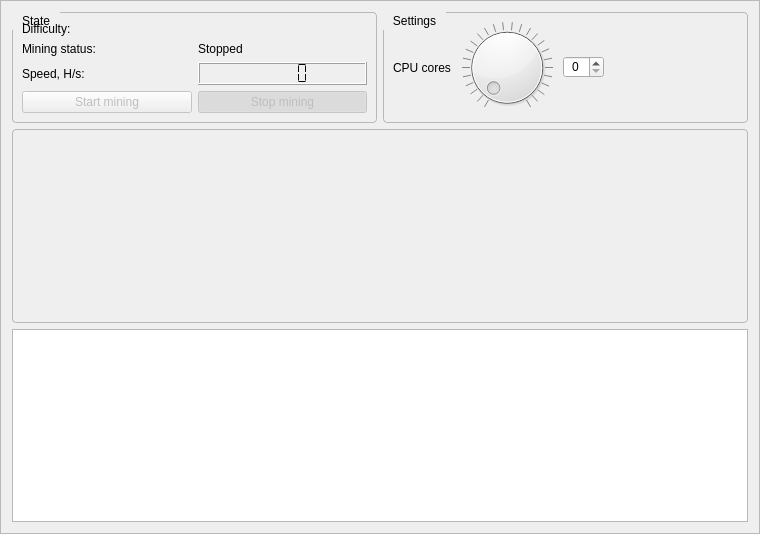
Karbovanets/karbowanecwallet, file src/gui/ui/miningframe.ui: the form before one commit.
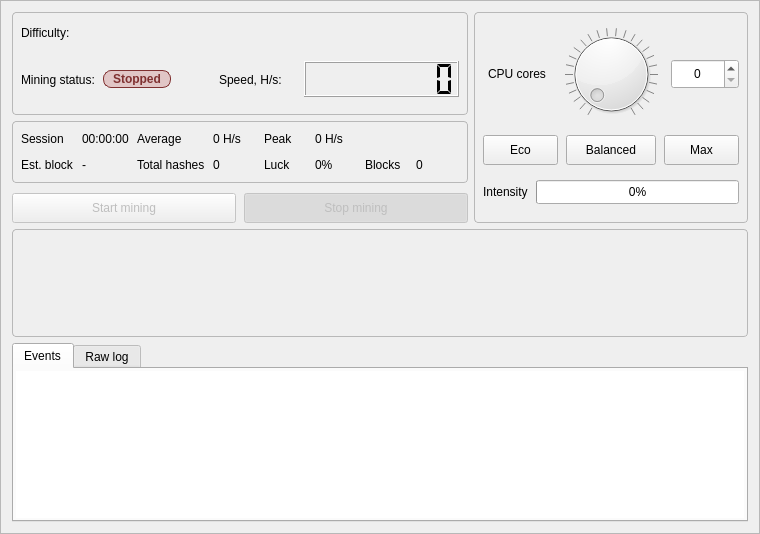
The form after the commit. Custom widgets are drawn as their Qt base class.

Commit message:
Make Mining Great Again (#79)
* Make the miner great again

* Implemented live CPU thread changes while mining

* Some spacing

* Update layout

* Fix layout

* Label styling

* Fix miner crash, closing and reverted hashrate line

* Restore old hashrate chart look

* Mining translations, align badges, adjust window and remove found block banner

* Fix closing, update translations, better shuffle stats

* Reset luck, change found block styling, more logging - Luck now tracks the current mining round and resets when a block is found.

* Get Core with guarded blobs

What changed in the file:
```diff
--- a/src/gui/ui/miningframe.ui
+++ b/src/gui/ui/miningframe.ui
@@ -10,6 +10,12 @@
     <height>534</height>
    </rect>
   </property>
+  <property name="minimumSize">
+   <size>
+    <width>0</width>
+    <height>520</height>
+   </size>
+  </property>
   <property name="windowTitle">
    <string>Frame</string>
   </property>
@@ -26,111 +32,447 @@
       <number>6</number>
      </property>
      <item>
-      <widget class="QGroupBox" name="groupBox">
+      <widget class="QFrame" name="m_stateStatsColumn">
        <property name="sizePolicy">
         <sizepolicy hsizetype="Preferred" vsizetype="Preferred">
-         <horstretch>1</horstretch>
+         <horstretch>5</horstretch>
          <verstretch>0</verstretch>
         </sizepolicy>
        </property>
-       <property name="styleSheet">
-        <string notr="true">QGroupBox {
+       <property name="frameShape">
+        <enum>QFrame::Shape::NoFrame</enum>
+       </property>
+       <layout class="QVBoxLayout" name="m_stateStatsLayout">
+        <property name="spacing">
+         <number>6</number>
+        </property>
+        <property name="leftMargin">
+         <number>0</number>
+        </property>
+        <property name="topMargin">
+         <number>0</number>
+        </property>
+        <property name="rightMargin">
+         <number>0</number>
+        </property>
+        <property name="bottomMargin">
+         <number>0</number>
+        </property>
+        <item>
+         <widget class="QGroupBox" name="m_stateGroup">
+          <property name="sizePolicy">
+           <sizepolicy hsizetype="Preferred" vsizetype="Preferred">
+            <horstretch>4</horstretch>
+            <verstretch>0</verstretch>
+           </sizepolicy>
+          </property>
+          <property name="minimumSize">
+           <size>
+            <width>0</width>
+            <height>92</height>
+           </size>
+          </property>
+          <property name="styleSheet">
+           <string notr="true">QGroupBox {
   border: 1px solid palette(mid);
   border-radius: 4px;
-  margin-top: 1.2em;
-  padding-top: 0.5em;
-}
-QGroupBox::title {
-  subcontrol-origin: margin;
-  subcontrol-position: top left;
-  padding: 2px 8px;
-  font-weight: bold;
+  margin-top: 0px;
 }</string>
-       </property>
-       <property name="title">
-        <string>State</string>
-       </property>
-       <layout class="QGridLayout" name="gridLayout">
-        <item row="3" column="2">
-         <widget class="QPushButton" name="m_stopSolo">
-          <property name="enabled">
-           <bool>false</bool>
           </property>
-          <property name="text">
-           <string>Stop mining</string>
-          </property>
-          <property name="checkable">
-           <bool>true</bool>
-          </property>
-          <property name="checked">
-           <bool>true</bool>
-          </property>
-          <attribute name="buttonGroup">
-           <string notr="true">m_soloButtonGroup</string>
-          </attribute>
-         </widget>
-        </item>
-        <item row="1" column="0">
-         <widget class="QLabel" name="label_4">
-          <property name="text">
-           <string>Mining status:</string>
-          </property>
-         </widget>
-        </item>
-        <item row="3" column="0">
-         <widget class="QPushButton" name="m_startSolo">
-          <property name="enabled">
-           <bool>false</bool>
-          </property>
-          <property name="text">
-           <string>Start mining</string>
-          </property>
-          <property name="checkable">
-           <bool>true</bool>
-          </property>
-          <property name="default">
-           <bool>true</bool>
-          </property>
-          <attribute name="buttonGroup">
-           <string notr="true">m_soloButtonGroup</string>
-          </attribute>
-         </widget>
-        </item>
-        <item row="2" column="0">
-         <widget class="QLabel" name="label_6">
-          <property name="text">
-           <string>Speed, H/s:</string>
-          </property>
-         </widget>
-        </item>
-        <item row="1" column="2">
-         <widget class="QLabel" name="m_soloLabel">
-          <property name="text">
-           <string>Stopped</string>
-          </property>
-         </widget>
-        </item>
-        <item row="0" column="0">
-         <widget class="QLabel" name="label_10">
-          <property name="text">
-           <string>Difficulty:</string>
-          </property>
-         </widget>
-        </item>
-        <item row="2" column="2">
-         <widget class="QLCDNumber" name="m_hashratelcdNumber">
-          <property name="segmentStyle">
-           <enum>QLCDNumber::SegmentStyle::Flat</enum>
-          </property>
-         </widget>
-        </item>
-        <item row="0" column="2">
-         <widget class="QLabel" name="m_difficulty">
-          <property name="text">
+          <property name="title">
            <string/>
           </property>
+          <layout class="QGridLayout" name="m_stateLayout">
+           <property name="leftMargin">
+            <number>8</number>
+           </property>
+           <property name="topMargin">
+            <number>6</number>
+           </property>
+           <property name="rightMargin">
+            <number>8</number>
+           </property>
+           <property name="bottomMargin">
+            <number>6</number>
+           </property>
+           <property name="horizontalSpacing">
+            <number>8</number>
+           </property>
+           <property name="verticalSpacing">
+            <number>4</number>
+           </property>
+           <item row="1" column="0">
+            <widget class="QLabel" name="label_4">
+             <property name="text">
+              <string>Mining status:</string>
+             </property>
+            </widget>
+           </item>
+           <item row="1" column="6">
+            <widget class="QLabel" name="label_6">
+             <property name="text">
+              <string>Speed, H/s:</string>
+             </property>
+            </widget>
+           </item>
+           <item row="1" column="7" colspan="2">
+            <widget class="QLCDNumber" name="m_hashratelcdNumber">
+             <property name="sizePolicy">
+              <sizepolicy hsizetype="Expanding" vsizetype="Fixed">
+               <horstretch>0</horstretch>
+               <verstretch>0</verstretch>
+              </sizepolicy>
+             </property>
+             <property name="minimumSize">
+              <size>
+               <width>0</width>
+               <height>36</height>
+              </size>
+             </property>
+             <property name="digitCount">
+              <number>8</number>
+             </property>
+             <property name="segmentStyle">
+              <enum>QLCDNumber::SegmentStyle::Flat</enum>
+             </property>
+            </widget>
+           </item>
+           <item row="0" column="0">
+            <widget class="QLabel" name="label_10">
+             <property name="text">
+              <string>Difficulty:</string>
+             </property>
+            </widget>
+           </item>
+           <item row="0" column="6" colspan="3">
+            <widget class="QCustomPlot" name="m_difficultyChart" native="true">
+             <property name="sizePolicy">
+              <sizepolicy hsizetype="Expanding" vsizetype="Fixed">
+               <horstretch>1</horstretch>
+               <verstretch>0</verstretch>
+              </sizepolicy>
+             </property>
+             <property name="minimumSize">
+              <size>
+               <width>170</width>
+               <height>28</height>
+              </size>
+             </property>
+             <property name="maximumSize">
+              <size>
+               <width>16777215</width>
+               <height>36</height>
+              </size>
+             </property>
+             <property name="toolTip">
+              <string>Difficulty history</string>
+             </property>
+            </widget>
+           </item>
+           <item row="0" column="4">
+            <spacer name="horizontalSpacer">
+             <property name="orientation">
+              <enum>Qt::Orientation::Horizontal</enum>
+             </property>
+             <property name="sizeHint" stdset="0">
+              <size>
+               <width>40</width>
+               <height>20</height>
+              </size>
+             </property>
+            </spacer>
+           </item>
+           <item row="1" column="2">
+            <layout class="QVBoxLayout" name="verticalLayout_2">
+             <item>
+              <spacer name="verticalSpacer">
+               <property name="orientation">
+                <enum>Qt::Orientation::Vertical</enum>
+               </property>
+               <property name="sizeHint" stdset="0">
+                <size>
+                 <width>20</width>
+                 <height>40</height>
+                </size>
+               </property>
+              </spacer>
+             </item>
+             <item>
+              <widget class="QLabel" name="m_soloLabel">
+               <property name="minimumSize">
+                <size>
+                 <width>68</width>
+                 <height>18</height>
+                </size>
+               </property>
+               <property name="styleSheet">
+                <string notr="true">QLabel#m_soloLabel {
+   background: rgba(191, 92, 92, 70);
+   color: #7f3030;
+   border-radius: 8px;
+ border: 1px solid #7f3030;
+  padding: 2px 4px;
+   font-weight: bold;
+ }</string>
+               </property>
+               <property name="text">
+                <string>Stopped</string>
+               </property>
+               <property name="alignment">
+                <set>Qt::AlignmentFlag::AlignCenter</set>
+               </property>
+              </widget>
+             </item>
+             <item>
+              <spacer name="verticalSpacer_2">
+               <property name="orientation">
+                <enum>Qt::Orientation::Vertical</enum>
+               </property>
+               <property name="sizeHint" stdset="0">
+                <size>
+                 <width>20</width>
+                 <height>40</height>
+                </size>
+               </property>
+              </spacer>
+             </item>
+            </layout>
+           </item>
+           <item row="1" column="4">
+            <spacer name="horizontalSpacer_2">
+             <property name="orientation">
+              <enum>Qt::Orientation::Horizontal</enum>
+             </property>
+             <property name="sizeHint" stdset="0">
+              <size>
+               <width>40</width>
+               <height>20</height>
+              </size>
+             </property>
+            </spacer>
+           </item>
+           <item row="0" column="2">
+            <widget class="QLabel" name="m_difficulty">
+             <property name="text">
+              <string/>
+             </property>
+            </widget>
+           </item>
+          </layout>
          </widget>
         </item>
+        <item>
+         <widget class="QFrame" name="m_sessionStatsFrame">
+          <property name="sizePolicy">
+           <sizepolicy hsizetype="Preferred" vsizetype="Fixed">
+            <horstretch>0</horstretch>
+            <verstretch>0</verstretch>
+           </sizepolicy>
+          </property>
+          <property name="minimumSize">
+           <size>
+            <width>0</width>
+            <height>62</height>
+           </size>
+          </property>
+          <property name="styleSheet">
+           <string notr="true">QFrame#m_sessionStatsFrame {
+  border: 1px solid palette(mid);
+  border-radius: 4px;
+}</string>
+          </property>
+          <layout class="QGridLayout" name="m_sessionStatsLayout">
+           <property name="leftMargin">
+            <number>8</number>
+           </property>
+           <property name="topMargin">
+            <number>6</number>
+           </property>
+           <property name="rightMargin">
+            <number>8</number>
+           </property>
+           <property name="bottomMargin">
+            <number>6</number>
+           </property>
+           <property name="horizontalSpacing">
+            <number>8</number>
+           </property>
+           <property name="verticalSpacing">
+            <number>4</number>
+           </property>
+           <item row="0" column="0">
+            <widget class="QLabel" name="m_sessionTimeTitle">
+             <property name="text">
+              <string>Session</string>
+             </property>
+            </widget>
+           </item>
+           <item row="0" column="1">
+            <widget class="QLabel" name="m_sessionTimeValue">
+             <property name="text">
+              <string>00:00:00</string>
+             </property>
+            </widget>
+           </item>
+           <item row="0" column="2">
+            <widget class="QLabel" name="m_averageHashRateTitle">
+             <property name="text">
+              <string>Average</string>
+             </property>
+            </widget>
+           </item>
+           <item row="0" column="3">
+            <widget class="QLabel" name="m_averageHashRateValue">
+             <property name="text">
+              <string>0 H/s</string>
+             </property>
+            </widget>
+           </item>
+           <item row="0" column="4">
+            <widget class="QLabel" name="m_peakHashRateTitle">
+             <property name="text">
+              <string>Peak</string>
+             </property>
+            </widget>
+           </item>
+           <item row="0" column="5">
+            <widget class="QLabel" name="m_peakHashRateValue">
+             <property name="text">
+              <string>0 H/s</string>
+             </property>
+            </widget>
+           </item>
+           <item row="1" column="0">
+            <widget class="QLabel" name="m_estimatedBlockTimeTitle">
+             <property name="text">
+              <string>Est. block</string>
+             </property>
+            </widget>
+           </item>
+           <item row="1" column="1">
+            <widget class="QLabel" name="m_estimatedBlockTimeValue">
+             <property name="text">
+              <string>-</string>
+             </property>
+            </widget>
+           </item>
+           <item row="1" column="2">
+            <widget class="QLabel" name="m_totalHashesTitle">
+             <property name="text">
+              <string>Total hashes</string>
+             </property>
+            </widget>
+           </item>
+           <item row="1" column="3">
+            <widget class="QLabel" name="m_totalHashesValue">
+             <property name="text">
+              <string>0</string>
+             </property>
+            </widget>
+           </item>
+           <item row="1" column="4">
+            <widget class="QLabel" name="m_luckTitle">
+             <property name="text">
+              <string>Luck</string>
+             </property>
+            </widget>
+           </item>
+           <item row="1" column="5">
+            <widget class="QLabel" name="m_luckValue">
+             <property name="text">
+              <string>0%</string>
+             </property>
+            </widget>
+           </item>
+           <item row="1" column="6">
+            <widget class="QLabel" name="m_blocksFoundTitle">
+             <property name="text">
+              <string>Blocks</string>
+             </property>
+            </widget>
+           </item>
+           <item row="1" column="7">
+            <widget class="QLabel" name="m_blocksFoundValue">
+             <property name="text">
+              <string>0</string>
+             </property>
+            </widget>
+           </item>
+          </layout>
+         </widget>
+        </item>
+        <item>
+         <layout class="QHBoxLayout" name="m_miningButtonsLayout">
+          <property name="spacing">
+           <number>8</number>
+          </property>
+          <property name="topMargin">
+           <number>4</number>
+          </property>
+          <item>
+           <widget class="QPushButton" name="m_startSolo">
+            <property name="enabled">
+             <bool>false</bool>
+            </property>
+            <property name="sizePolicy">
+             <sizepolicy hsizetype="Expanding" vsizetype="Fixed">
+              <horstretch>1</horstretch>
+              <verstretch>0</verstretch>
+             </sizepolicy>
+            </property>
+            <property name="minimumSize">
+             <size>
+              <width>0</width>
+              <height>30</height>
+             </size>
+            </property>
+            <property name="text">
+             <string>Start mining</string>
+            </property>
+            <property name="checkable">
+             <bool>true</bool>
+            </property>
+            <property name="default">
+             <bool>true</bool>
+            </property>
+            <attribute name="buttonGroup">
+             <string notr="true">m_soloButtonGroup</string>
+            </attribute>
+           </widget>
+          </item>
+          <item>
+           <widget class="QPushButton" name="m_stopSolo">
+            <property name="enabled">
+             <bool>false</bool>
+            </property>
+            <property name="sizePolicy">
+             <sizepolicy hsizetype="Expanding" vsizetype="Fixed">
+              <horstretch>1</horstretch>
+              <verstretch>0</verstretch>
+             </sizepolicy>
+            </property>
+            <property name="minimumSize">
+             <size>
+              <width>0</width>
+              <height>30</height>
+             </size>
+            </property>
+            <property name="text">
+             <string>Stop mining</string>
+            </property>
+            <property name="checkable">
+             <bool>true</bool>
+            </property>
+            <property name="checked">
+             <bool>true</bool>
+            </property>
+            <attribute name="buttonGroup">
+             <string notr="true">m_soloButtonGroup</string>
+            </attribute>
+           </widget>
+          </item>
+         </layout>
+        </item>
        </layout>
       </widget>
      </item>
@@ -138,93 +480,207 @@
       <widget class="QGroupBox" name="groupBox_3">
        <property name="sizePolicy">
         <sizepolicy hsizetype="Preferred" vsizetype="Preferred">
-         <horstretch>1</horstretch>
+         <horstretch>3</horstretch>
          <verstretch>0</verstretch>
         </sizepolicy>
        </property>
+       <property name="minimumSize">
+        <size>
+         <width>260</width>
+         <height>190</height>
+        </size>
+       </property>
        <property name="styleSheet">
         <string notr="true">QGroupBox {
   border: 1px solid palette(mid);
   border-radius: 4px;
-  margin-top: 1.2em;
-  padding-top: 0.5em;
-}
-QGroupBox::title {
-  subcontrol-origin: margin;
-  subcontrol-position: top left;
-  padding: 2px 8px;
-  font-weight: bold;
+  margin-top: 0px;
 }</string>
        </property>
        <property name="title">
-        <string>Settings</string>
+        <string/>
        </property>
-       <layout class="QHBoxLayout" name="horizontalLayout">
+       <layout class="QVBoxLayout" name="m_settingsLayout">
+        <property name="spacing">
+         <number>8</number>
+        </property>
+        <property name="leftMargin">
+         <number>8</number>
+        </property>
+        <property name="topMargin">
+         <number>8</number>
+        </property>
+        <property name="rightMargin">
+         <number>8</number>
+        </property>
+        <property name="bottomMargin">
+         <number>8</number>
+        </property>
         <item>
-         <widget class="QLabel" name="label_2">
-          <property name="minimumSize">
-           <size>
-            <width>0</width>
-            <height>0</height>
-           </size>
+         <layout class="QHBoxLayout" name="m_cpuControlLayout">
+          <property name="spacing">
+           <number>10</number>
           </property>
-          <property name="text">
-           <string>CPU cores</string>
+          <item>
+           <widget class="QLabel" name="label_2">
+            <property name="minimumSize">
+             <size>
+              <width>0</width>
+              <height>0</height>
+             </size>
+            </property>
+            <property name="text">
+             <string>CPU cores</string>
+            </property>
+            <property name="alignment">
+             <set>Qt::AlignmentFlag::AlignCenter</set>
+            </property>
+           </widget>
+          </item>
+          <item>
+           <layout class="QVBoxLayout" name="verticalLayout_5">
+            <item>
+             <widget class="QDial" name="m_cpuDial">
+              <property name="minimumSize">
+               <size>
+                <width>92</width>
+                <height>92</height>
+               </size>
+              </property>
+              <property name="maximumSize">
+               <size>
+                <width>112</width>
+                <height>112</height>
+               </size>
+              </property>
+              <property name="mouseTracking">
+               <bool>true</bool>
+              </property>
+              <property name="tabletTracking">
+               <bool>true</bool>
+              </property>
+              <property name="maximum">
+               <number>99</number>
+              </property>
+              <property name="pageStep">
+               <number>1</number>
+              </property>
+              <property name="value">
+               <number>1</number>
+              </property>
+              <property name="notchTarget">
+               <double>4.000000000000000</double>
+              </property>
+              <property name="notchesVisible">
+               <bool>true</bool>
+              </property>
+             </widget>
+            </item>
+           </layout>
+          </item>
+          <item>
+           <widget class="QSpinBox" name="m_cpuCoresSpin">
+            <property name="minimumSize">
+             <size>
+              <width>58</width>
+              <height>30</height>
+             </size>
+            </property>
+            <property name="alignment">
+             <set>Qt::AlignmentFlag::AlignCenter</set>
+            </property>
+           </widget>
+          </item>
+         </layout>
+        </item>
+        <item>
+         <layout class="QHBoxLayout" name="m_cpuPresetLayout">
+          <property name="spacing">
+           <number>8</number>
           </property>
-          <property name="alignment">
-           <set>Qt::AlignmentFlag::AlignCenter</set>
-          </property>
-         </widget>
+          <item>
+           <widget class="QPushButton" name="m_cpuEcoPreset">
+            <property name="minimumSize">
+             <size>
+              <width>70</width>
+              <height>30</height>
+             </size>
+            </property>
+            <property name="toolTip">
+             <string>Use about a quarter of available CPU cores</string>
+            </property>
+            <property name="text">
+             <string>Eco</string>
+            </property>
+           </widget>
+          </item>
+          <item>
+           <widget class="QPushButton" name="m_cpuBalancedPreset">
+            <property name="minimumSize">
+             <size>
+              <width>90</width>
+              <height>30</height>
+             </size>
+            </property>
+            <property name="toolTip">
+             <string>Use about half of available CPU cores</string>
+            </property>
+            <property name="text">
+             <string>Balanced</string>
+            </property>
+           </widget>
+          </item>
+          <item>
+           <widget class="QPushButton" name="m_cpuMaxPreset">
+            <property name="minimumSize">
+             <size>
+              <width>70</width>
+              <height>30</height>
+             </size>
+            </property>
+            <property name="toolTip">
+             <string>Use all available CPU cores</string>
+            </property>
+            <property name="text">
+             <string>Max</string>
+            </property>
+           </widget>
+          </item>
+         </layout>
         </item>
         <item>
-         <layout class="QVBoxLayout" name="verticalLayout_5">
+         <layout class="QHBoxLayout" name="m_cpuIntensityLayout">
+          <property name="spacing">
+           <number>8</number>
+          </property>
           <item>
-           <widget class="QDial" name="m_cpuDial">
-            <property name="mouseTracking">
-             <bool>true</bool>
+           <widget class="QLabel" name="m_cpuIntensityLabel">
+            <property name="text">
+             <string>Intensity</string>
             </property>
-            <property name="tabletTracking">
-             <bool>true</bool>
+           </widget>
+          </item>
+          <item>
+           <widget class="QProgressBar" name="m_cpuIntensityBar">
+            <property name="minimumSize">
+             <size>
+              <width>0</width>
+              <height>24</height>
+             </size>
             </property>
             <property name="maximum">
-             <number>99</number>
-            </property>
-            <property name="pageStep">
-             <number>1</number>
+             <number>100</number>
             </property>
             <property name="value">
-             <number>1</number>
+             <number>0</number>
             </property>
-            <property name="notchTarget">
-             <double>4.000000000000000</double>
-            </property>
-            <property name="notchesVisible">
+            <property name="textVisible">
              <bool>true</bool>
             </property>
            </widget>
           </item>
          </layout>
         </item>
-        <item>
-         <widget class="QSpinBox" name="m_cpuCoresSpin">
-          <property name="alignment">
-           <set>Qt::AlignmentFlag::AlignCenter</set>
-          </property>
-         </widget>
-        </item>
-        <item>
-         <spacer name="horizontalSpacer">
-          <property name="orientation">
-           <enum>Qt::Orientation::Horizontal</enum>
-          </property>
-          <property name="sizeHint" stdset="0">
-           <size>
-            <width>40</width>
-            <height>20</height>
-           </size>
-          </property>
-         </spacer>
-        </item>
        </layout>
       </widget>
      </item>
@@ -280,13 +736,84 @@
     </widget>
    </item>
    <item>
-    <widget class="QPlainTextEdit" name="m_minerLog">
-     <property name="readOnly">
-      <bool>true</bool>
+    <widget class="QTabWidget" name="m_miningLogTabs">
+     <property name="currentIndex">
+      <number>0</number>
      </property>
-     <property name="plainText">
-      <string notr="true"/>
-     </property>
+     <widget class="QWidget" name="m_eventLogTab">
+      <attribute name="title">
+       <string>Events</string>
+      </attribute>
+      <layout class="QVBoxLayout" name="m_eventLogLayout">
+       <property name="leftMargin">
+        <number>0</number>
+       </property>
+       <property name="topMargin">
+        <number>0</number>
+       </property>
+       <property name="rightMargin">
+        <number>0</number>
+       </property>
+       <property name="bottomMargin">
+        <number>0</number>
+       </property>
+       <item>
+        <widget class="QTextEdit" name="m_eventLog">
+         <property name="styleSheet">
+          <string notr="true">QTextEdit#m_eventLog {
+  border: none;
+  padding: 2px;
+}</string>
+         </property>
+         <property name="readOnly">
+          <bool>true</bool>
+         </property>
+         <property name="html">
+          <string notr="true">&lt;!DOCTYPE HTML PUBLIC &quot;-//W3C//DTD HTML 4.0//EN&quot; &quot;http://www.w3.org/TR/REC-html40/strict.dtd&quot;&gt;
+&lt;html&gt;&lt;head&gt;&lt;meta name=&quot;qrichtext&quot; content=&quot;1&quot; /&gt;&lt;meta charset=&quot;utf-8&quot; /&gt;&lt;style type=&quot;text/css&quot;&gt;
+p, li { white-space: pre-wrap; }
+hr { height: 1px; border-width: 0; }
+li.unchecked::marker { content: &quot;\2610&quot;; }
+li.checked::marker { content: &quot;\2612&quot;; }
+&lt;/style&gt;&lt;/head&gt;&lt;body style=&quot; font-family:'Segoe UI'; font-size:9pt; font-weight:400; font-style:normal;&quot;&gt;
+&lt;p style=&quot;-qt-paragraph-type:empty; margin-top:0px; margin-bottom:0px; margin-left:0px; margin-right:0px; -qt-block-indent:0; text-indent:0px;&quot;&gt;&lt;br /&gt;&lt;/p&gt;&lt;/body&gt;&lt;/html&gt;</string>
+         </property>
+         <property name="acceptRichText">
+          <bool>true</bool>
+         </property>
+        </widget>
+       </item>
+      </layout>
+     </widget>
+     <widget class="QWidget" name="m_rawLogTab">
+      <attribute name="title">
+       <string>Raw log</string>
+      </attribute>
+      <layout class="QVBoxLayout" name="m_rawLogLayout">
+       <property name="leftMargin">
+        <number>0</number>
+       </property>
+       <property name="topMargin">
+        <number>0</number>
+       </property>
+       <property name="rightMargin">
+        <number>0</number>
+       </property>
+       <property name="bottomMargin">
+        <number>0</number>
+       </property>
+       <item>
+        <widget class="QPlainTextEdit" name="m_minerLog">
+         <property name="readOnly">
+          <bool>true</bool>
+         </property>
+         <property name="plainText">
+          <string notr="true"/>
+         </property>
+        </widget>
+       </item>
+      </layout>
+     </widget>
     </widget>
    </item>
   </layout>
```
Left out of the diff: 2 changed lines with no effect on the pictures. The commit also changes 21 other files.
